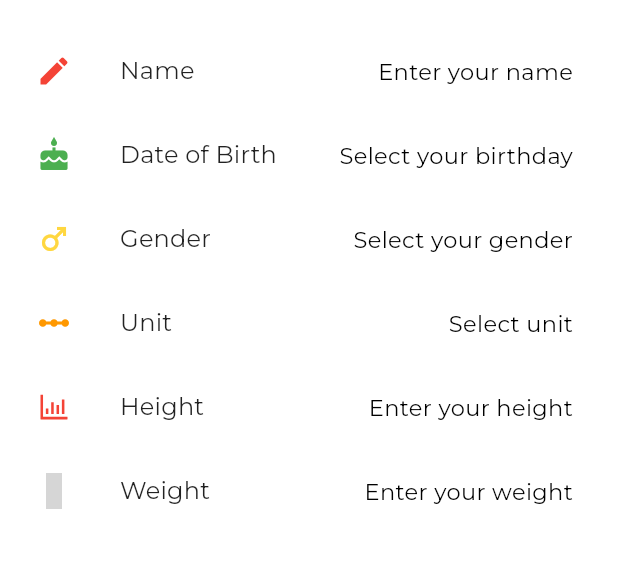
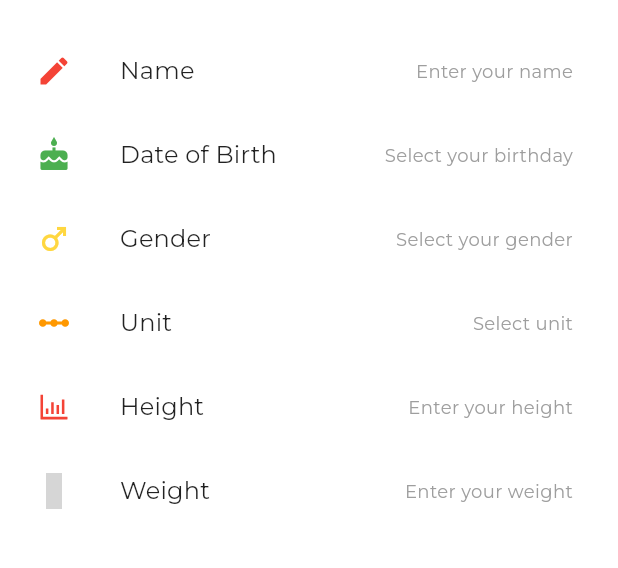
Before and after one commit to gaoypChina/home_workout_app, a Flutter app: the ProfileSettingScreen screen opened by its route, after a tap on "Date of Birth", on a phone screen of 412 x 824 dp, the part 55-623 px from its top. Run offline on Flutter 3.47's test engine with Material 2 defaults, Android fonts, the phone set to English and light mode, and no system bars; our stand-ins replace confetti, connectivity_plus, device_info, eva_icons_flutter, fl_chart, flutter_bloc and 25 more; missing offline and left inert: audiofileplayer, dashed_circle, flutter_email_sender, flutter_rounded_date_picker, text_to_speech; accounts and stored records are empty; grey boxes are pictures that could not be loaded.

Commit message:
version 1.0.0

```diff
--- a/lib/pages/main/setting_page/profile_settings_screen.dart
+++ b/lib/pages/main/setting_page/profile_settings_screen.dart
@@ -106,9 +106,9 @@ class _ProfileSettingScreenState extends State<ProfileSettingScreen> {
         theme:isDark?ThemeData.dark(): ThemeData(primaryColor: Colors.blue.shade700),
         context: context,
         height: MediaQuery.of(context).size.height * .4,
-        initialDate: DateTime.now(),
+        initialDate: DateTime(2000,08,12),
         firstDate: DateTime(DateTime.now().year - 110),
-        lastDate: DateTime.now(),
+        lastDate: DateTime(DateTime.now().year-12),
         borderRadius: 16,
       );
       if (picked != null && picked.toString() != date) {
@@ -166,7 +166,9 @@ class _ProfileSettingScreenState extends State<ProfileSettingScreen> {
           children: [
 
             CustomProfileTile(
+
               title: "Name",
+              data: name,
               subTitle: (name != null) ? name : "Enter your name",
               onPressed: () async {
                 String previousValue = name;
@@ -187,6 +189,7 @@ class _ProfileSettingScreenState extends State<ProfileSettingScreen> {
             ),
             CustomProfileTile(
                 title: "Date of Birth",
+                data:date,
                 subTitle: (date == null) ? "Select your birthday" : date,
                 onPressed: () {
                   _selectDate();
@@ -198,6 +201,7 @@ class _ProfileSettingScreenState extends State<ProfileSettingScreen> {
                 iconColor: iconColor[1],
               ),
             CustomProfileTile(
+              data:gender,
               title: "Gender",
               subTitle: (gender == null)
                   ? "Select your gender"
@@ -227,6 +231,7 @@ class _ProfileSettingScreenState extends State<ProfileSettingScreen> {
             ),
             CustomProfileTile(
               title: "Unit",
+              data: unit,
               subTitle: (unit == null)
                   ? "Select unit"
                   : (unit == 0)
@@ -255,6 +260,7 @@ class _ProfileSettingScreenState extends State<ProfileSettingScreen> {
             ),
             CustomProfileTile(
               title: "Height",
+              data: unit,
               subTitle: (unit == null)
                   ? "Enter your height"
                   : (unit == 0)
@@ -291,6 +297,7 @@ class _ProfileSettingScreenState extends State<ProfileSettingScreen> {
             ),
             CustomProfileTile(
               title: "Weight",
+              data:weightValue,
               subTitle: (weightValue == null)
                   ? "Enter your weight"
                   : (unit == 0)
@@ -459,19 +466,18 @@ class _RadioSelectorState extends State<RadioSelector> {
 class CustomProfileTile extends StatelessWidget {
   final String title;
   final String subTitle;
-  final Color backgroundColor;
   final IconData icon;
   final Function onPressed;
   final Color iconColor;
-
+  final  data;
 
   CustomProfileTile(
-      {this.title,
-      this.subTitle,
-      this.backgroundColor,
-      this.icon,
-      this.onPressed,
-      this.iconColor});
+      {@required this.title,
+      @required this.subTitle,
+      @required this.icon,
+      @required this.onPressed,
+      @required this.data,
+      @required this.iconColor});
 
   @override
   Widget build(BuildContext context) {
@@ -480,13 +486,22 @@ class CustomProfileTile extends StatelessWidget {
 
     return ListTile(
 
-      contentPadding: EdgeInsets.only(left: 24,right: 30),
+      contentPadding: EdgeInsets.only(left: 24, right: 30),
 
       title: Text(title),
-      leading: Icon(icon,color: iconColor,),
+      leading: Icon(
+        icon,
+        color: iconColor,
+      ),
       onTap: onPressed,
-      trailing: Text(subTitle.length > 20 ? '${subTitle.substring(0, 20)}...' : subTitle,   overflow: TextOverflow.ellipsis,style: TextStyle(color:isDark? Colors.white:Colors.black,fontSize: 15,)),
-     // trailing: constants.trailingIcon,
+      trailing: Text(
+          subTitle.length > 20 ? '${subTitle.substring(0, 20)}...' : subTitle,
+          overflow: TextOverflow.ellipsis,
+          style: TextStyle(
+            color:data.toString() == "null"? Colors.grey:isDark ? Colors.white : Colors.black,
+            fontSize:data.toString() == "null"? 12:14,
+          )),
+      // trailing: constants.trailingIcon,
 
     );
 
```
Also changed, not shown: 2 other files.
